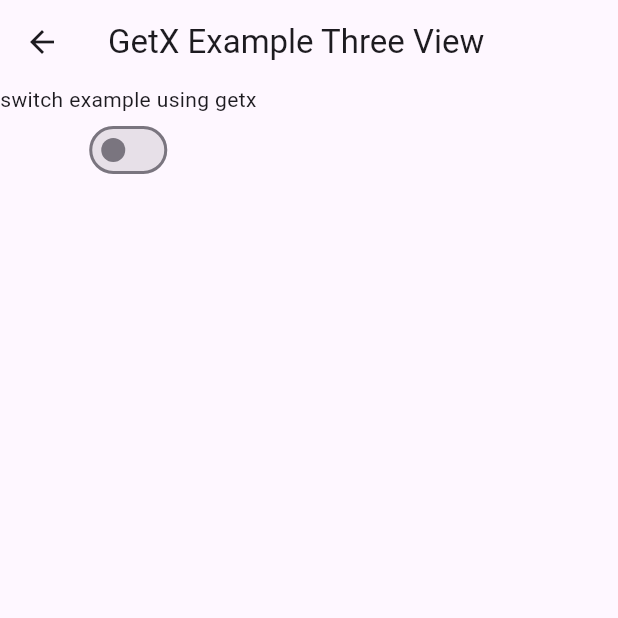
After one commit to saadmomand6/GetX, a Flutter app: the ExampleThreeView screen opened directly, on a phone screen of 412 x 824 dp, the top half of it. The commit adds this screen. Run offline on Flutter 3.47's test engine with Material 2 defaults, Android fonts, the phone set to English and light mode, and no system bars; our stand-ins replace get.

Commit message:
getx example three

```diff
--- /dev/null
+++ b/lib/example_three/example_three_controller.dart
@@ -0,0 +1,9 @@
+import 'package:get/get.dart';
+
+class ExampleThreeController extends GetxController {
+  RxBool switchvalue = false.obs;
+
+  changeSwitch(bool value) {
+    switchvalue.value = value;
+  }
+}
--- /dev/null
+++ b/lib/example_three/example_three_view.dart
@@ -0,0 +1,35 @@
+import 'package:flutter/material.dart';
+import 'package:get/get.dart';
+import 'example_three_controller.dart';
+
+class ExampleThreeView extends StatefulWidget {
+  const ExampleThreeView({super.key});
+
+  @override
+  State<ExampleThreeView> createState() => _ExampleThreeViewState();
+}
+
+class _ExampleThreeViewState extends State<ExampleThreeView> {
+  final ExampleThreeController examplethreecontroller =
+      Get.put(ExampleThreeController());
+  @override
+  Widget build(BuildContext context) {
+    return Scaffold(
+      appBar: AppBar(
+        title: const Text('GetX Example Three View'),
+      ),
+      body: Column(
+        children: [
+          const Text('switch example using getx'),
+          Obx(() {
+            return Switch(
+                value: examplethreecontroller.switchvalue.value,
+                onChanged: (value) {
+                  examplethreecontroller.changeSwitch(value);
+                });
+          }),
+        ],
+      ),
+    );
+  }
+}
--- a/lib/example_two/example_two_view.dart
+++ b/lib/example_two/example_two_view.dart
@@ -15,7 +15,7 @@ class _ExampleTwoViewState extends State<ExampleTwoView> {
   Widget build(BuildContext context) {
     return Scaffold(
       appBar: AppBar(
-        title: const Text('GetX Counter View'),
+        title: const Text('GetX Example Two View'),
       ),
       body: Column(
         children: [
```
